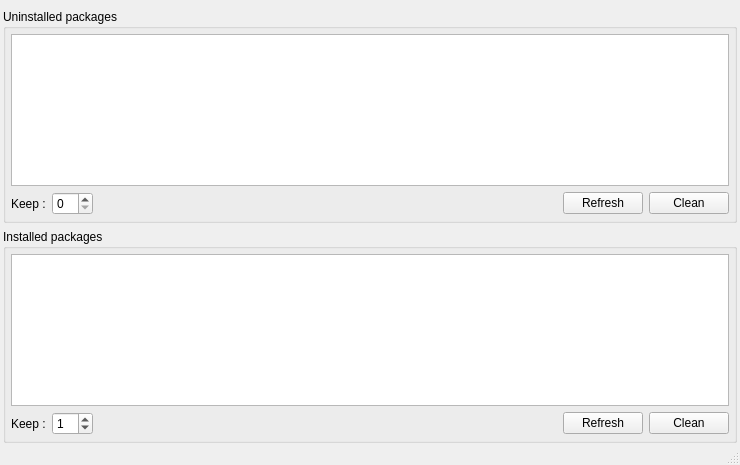
Old version of the form cachecleaner/ui/cachecleaner.ui in the repository aarnt/octopi.
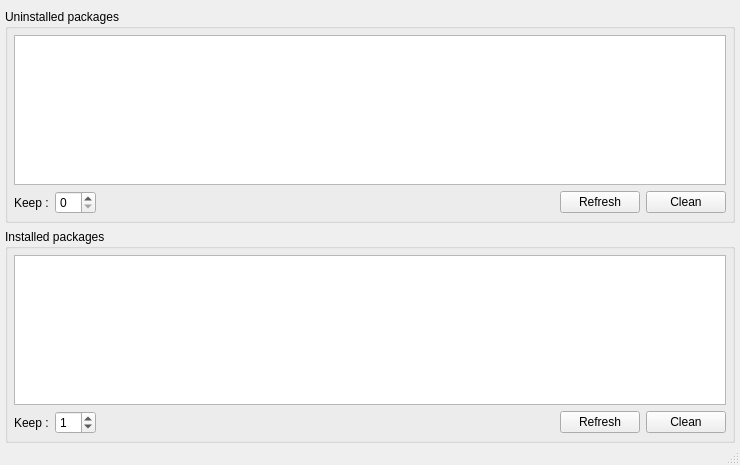
New version of the form. Icons and pictures are not drawn.

Commit message: - Fixed cachecleaner icon (thanks to demm).

Patch:
```diff
--- a/cachecleaner/ui/cachecleaner.ui
+++ b/cachecleaner/ui/cachecleaner.ui
@@ -29,10 +29,10 @@
      <number>6</number>
     </property>
     <property name="leftMargin">
-     <number>3</number>
+     <number>5</number>
     </property>
     <property name="rightMargin">
-     <number>3</number>
+     <number>5</number>
     </property>
     <property name="bottomMargin">
      <number>0</number>
@@ -53,16 +53,16 @@
       </property>
       <layout class="QVBoxLayout" name="verticalLayout_3">
        <property name="leftMargin">
-        <number>5</number>
+        <number>6</number>
        </property>
        <property name="topMargin">
-        <number>5</number>
+        <number>6</number>
        </property>
        <property name="rightMargin">
-        <number>5</number>
+        <number>6</number>
        </property>
        <property name="bottomMargin">
-        <number>5</number>
+        <number>6</number>
        </property>
        <item>
         <widget class="QListWidget" name="uninstalledPackagesList"/>
@@ -128,16 +128,16 @@
       </property>
       <layout class="QVBoxLayout" name="verticalLayout_2">
        <property name="leftMargin">
-        <number>5</number>
+        <number>6</number>
        </property>
        <property name="topMargin">
-        <number>5</number>
+        <number>6</number>
        </property>
        <property name="rightMargin">
-        <number>5</number>
+        <number>6</number>
        </property>
        <property name="bottomMargin">
-        <number>5</number>
+        <number>6</number>
        </property>
        <item>
         <widget class="QListWidget" name="installedPackagesList"/>
```
The commit also changes 2 other files.
